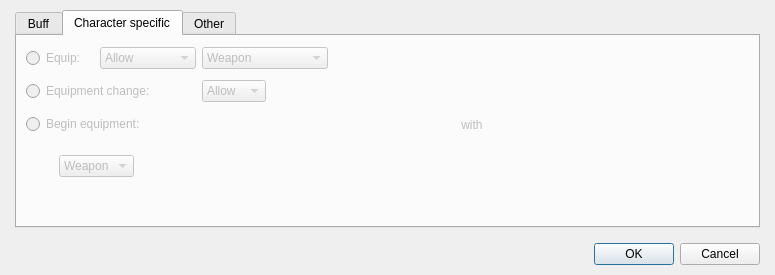
Qt form Editor/Dialogs/Systems/dialogsystemcharacteristic.ui (RPG-Paper-Maker/RPG-Paper-Maker) before a commit.
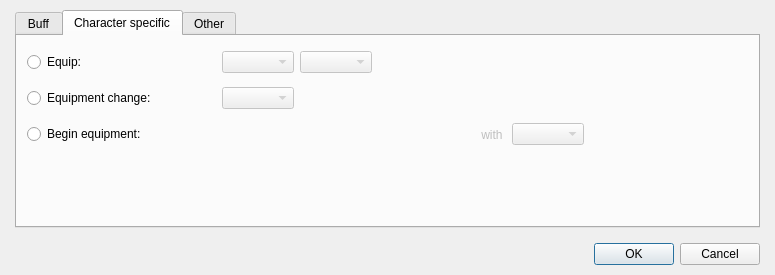
The same form after that commit. The open tabs and pages were chosen to show the change. Custom widgets are drawn as their Qt base class.

Commit message: [WIP] Language manager: remove langstranslation class

What changed in the file:
```diff
--- a/Editor/Dialogs/Systems/dialogsystemcharacteristic.ui
+++ b/Editor/Dialogs/Systems/dialogsystemcharacteristic.ui
@@ -294,54 +294,43 @@
         <attribute name="title">
          <string>Character specific</string>
         </attribute>
-        <layout class="QGridLayout" name="gridLayout_8">
-         <item row="0" column="0">
+        <widget class="QWidget" name="">
+         <property name="geometry">
+          <rect>
+           <x>10</x>
+           <y>10</y>
+           <width>795</width>
+           <height>170</height>
+          </rect>
+         </property>
           <layout class="QGridLayout" name="gridLayout_7">
-           <item row="0" column="0" colspan="2">
+          <item row="0" column="0">
             <widget class="QRadioButton" name="radioButtonEquip">
              <property name="enabled">
-              <bool>false</bool>
+             <bool>true</bool>
              </property>
              <property name="text">
               <string>Equip:</string>
              </property>
             </widget>
            </item>
-           <item row="0" column="2" colspan="2">
+          <item row="0" column="1">
+           <layout class="QHBoxLayout" name="horizontalLayout_4" stretch="0,0,0,1">
+            <item>
             <widget class="QComboBox" name="comboBoxEquipAllowForbid">
              <property name="enabled">
               <bool>false</bool>
              </property>
-             <item>
-              <property name="text">
-               <string>Allow</string>
-              </property>
-             </item>
-             <item>
-              <property name="text">
-               <string>Forbid</string>
-              </property>
-             </item>
-            </widget>
-           </item>
-           <item row="0" column="4" colspan="2">
+             </widget>
+            </item>
+            <item>
             <widget class="QComboBox" name="comboBoxEquipWeaponArmor">
              <property name="enabled">
               <bool>false</bool>
              </property>
-             <item>
-              <property name="text">
-               <string>Weapon</string>
-              </property>
-             </item>
-             <item>
-              <property name="text">
-               <string>Armor</string>
-              </property>
-             </item>
-            </widget>
-           </item>
-           <item row="0" column="6" colspan="5">
+             </widget>
+            </item>
+            <item>
             <widget class="QWidget" name="widget_3" native="true">
              <property name="minimumSize">
               <size>
@@ -378,54 +367,52 @@
                  </widget>
                 </item>
                 <item>
-                 <widget class="PanelPrimitiveValue" name="panelPrimitiveValueArmorKindID" native="true"/>
+                  <widget class="PanelPrimitiveValue" name="panelPrimitiveValueArmorKindID" native="true">
+                   <property name="enabled">
+                    <bool>true</bool>
+                   </property>
+                  </widget>
                 </item>
                </layout>
               </item>
              </layout>
             </widget>
            </item>
-           <item row="0" column="11">
+            <item>
             <spacer name="horizontalSpacer_6">
              <property name="orientation">
               <enum>Qt::Horizontal</enum>
              </property>
              <property name="sizeHint" stdset="0">
               <size>
-               <width>178</width>
-               <height>20</height>
+                <width>138</width>
+                <height>24</height>
               </size>
              </property>
             </spacer>
            </item>
-           <item row="1" column="0" colspan="4">
+           </layout>
+          </item>
+          <item row="1" column="0">
             <widget class="QRadioButton" name="radioButtonEquipmentChange">
              <property name="enabled">
-              <bool>false</bool>
+             <bool>true</bool>
              </property>
              <property name="text">
               <string>Equipment change:</string>
              </property>
             </widget>
            </item>
-           <item row="1" column="4">
+          <item row="1" column="1">
+           <layout class="QHBoxLayout" name="horizontalLayout_5" stretch="0,0,1">
+            <item>
             <widget class="QComboBox" name="comboBoxEquipmentChange">
              <property name="enabled">
               <bool>false</bool>
              </property>
-             <item>
-              <property name="text">
-               <string>Allow</string>
-              </property>
-             </item>
-             <item>
-              <property name="text">
-               <string>Forbid</string>
-              </property>
-             </item>
-            </widget>
-           </item>
-           <item row="1" column="5" colspan="5">
+             </widget>
+            </item>
+            <item>
             <widget class="PanelPrimitiveValue" name="panelPrimitiveValueEquipmentChangeID" native="true">
              <property name="enabled">
               <bool>false</bool>
@@ -444,30 +431,34 @@
              </property>
             </widget>
            </item>
-           <item row="1" column="10" colspan="2">
+            <item>
             <spacer name="horizontalSpacer_7">
              <property name="orientation">
               <enum>Qt::Horizontal</enum>
              </property>
              <property name="sizeHint" stdset="0">
               <size>
-               <width>208</width>
-               <height>20</height>
+                <width>218</width>
+                <height>24</height>
               </size>
              </property>
             </spacer>
            </item>
-           <item row="2" column="0" colspan="4">
+           </layout>
+          </item>
+          <item row="2" column="0">
             <widget class="QRadioButton" name="radioButtonBeginEquipment">
              <property name="enabled">
-              <bool>false</bool>
+             <bool>true</bool>
              </property>
              <property name="text">
               <string>Begin equipment:</string>
              </property>
             </widget>
            </item>
-           <item row="2" column="4" colspan="4">
+          <item row="2" column="1">
+           <layout class="QHBoxLayout" name="horizontalLayout_6" stretch="0,0,0,1">
+            <item>
             <widget class="PanelPrimitiveValue" name="panelPrimitiveValueBeginEquipmentID" native="true">
              <property name="enabled">
               <bool>false</bool>
@@ -486,7 +477,7 @@
              </property>
             </widget>
            </item>
-           <item row="2" column="8">
+            <item>
             <widget class="QLabel" name="labelWith">
              <property name="enabled">
               <bool>false</bool>
@@ -496,7 +487,14 @@
              </property>
             </widget>
            </item>
-           <item row="2" column="9" colspan="3">
+            <item>
+             <widget class="QComboBox" name="comboBoxBeginWeaponArmor">
+              <property name="enabled">
+               <bool>false</bool>
+              </property>
+             </widget>
+            </item>
+            <item>
             <spacer name="horizontalSpacer_8">
              <property name="orientation">
               <enum>Qt::Horizontal</enum>
@@ -509,37 +507,24 @@
              </property>
             </spacer>
            </item>
+           </layout>
+          </item>
            <item row="3" column="0">
             <spacer name="verticalSpacer_2">
              <property name="orientation">
-              <enum>Qt::Vertical</enum>
+             <enum>Qt::Horizontal</enum>
              </property>
              <property name="sizeHint" stdset="0">
               <size>
-               <width>13</width>
-               <height>28</height>
+              <width>148</width>
+              <height>20</height>
               </size>
              </property>
             </spacer>
            </item>
-           <item row="3" column="1" colspan="2">
-            <widget class="QComboBox" name="comboBoxBeginWeaponArmor">
-             <property name="enabled">
-              <bool>false</bool>
-             </property>
+          <item row="3" column="1">
+           <layout class="QHBoxLayout" name="horizontalLayout_7">
              <item>
-              <property name="text">
-               <string>Weapon</string>
-              </property>
-             </item>
-             <item>
-              <property name="text">
-               <string>Armor</string>
-              </property>
-             </item>
-            </widget>
-           </item>
-           <item row="3" column="3" colspan="4">
             <widget class="PanelPrimitiveValue" name="panelPrimitiveValueBeginWeaponArmorID" native="true">
              <property name="enabled">
               <bool>false</bool>
@@ -558,20 +543,22 @@
              </property>
             </widget>
            </item>
-           <item row="3" column="7" colspan="5">
+            <item>
             <spacer name="horizontalSpacer_9">
              <property name="orientation">
               <enum>Qt::Horizontal</enum>
              </property>
              <property name="sizeHint" stdset="0">
               <size>
-               <width>298</width>
+                <width>248</width>
                <height>20</height>
               </size>
              </property>
             </spacer>
            </item>
-           <item row="4" column="0" colspan="12">
+           </layout>
+          </item>
+          <item row="4" column="0" colspan="2">
             <spacer name="horizontalSpacer_10">
              <property name="orientation">
               <enum>Qt::Horizontal</enum>
@@ -585,8 +572,7 @@
             </spacer>
            </item>
           </layout>
-         </item>
-        </layout>
+        </widget>
        </widget>
        <widget class="QWidget" name="tab_2">
         <attribute name="title">
```
Left out of the diff: 4 changed lines with no effect on the pictures. Lines whose indentation alone changed are shown as unchanged. The commit also changes 72 other files.
